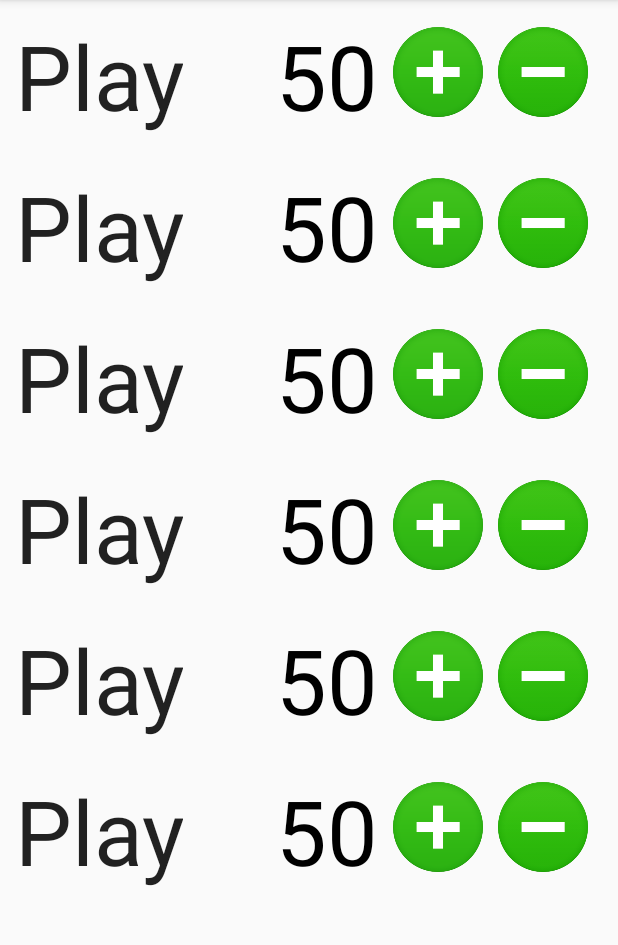
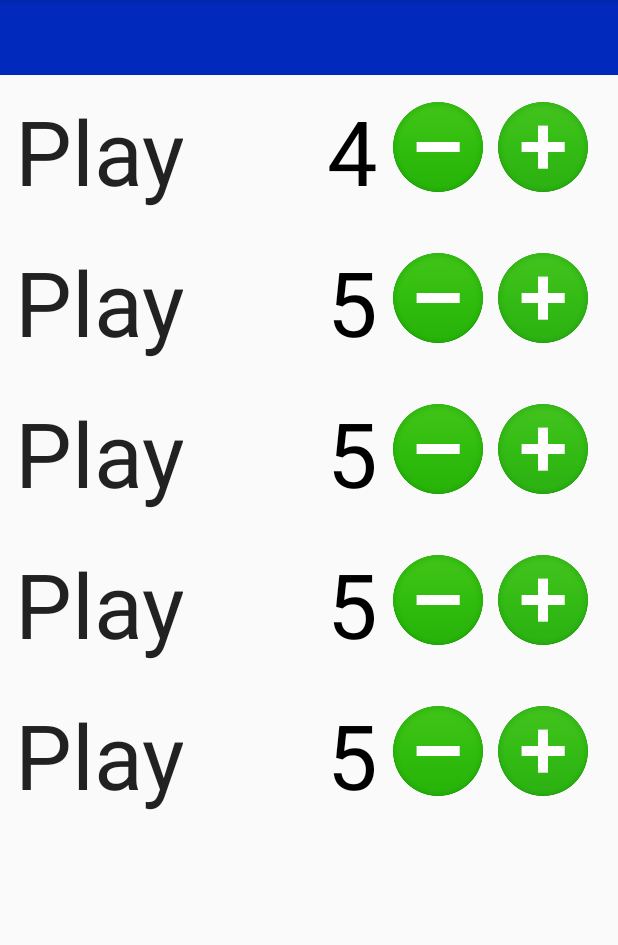
Before and after one commit to rdosser/SkorBoye, an Android app: the screen it shows after launch (MainActivity), after a tap on an icon or button, on a phone screen of 412 x 824 dp, the part 84-1029 px from its top. Run offline under Robolectric (Android 15) with nearby library versions, the phone set to English and light mode, and no system bars; 1 other tap on this screen came first.

Commit message:
Breaking play view into fragment. Adding PlayerScore model. Adding sound effects.

```diff
--- a/app/src/main/java/com/ralphdosser/skorboye/MainActivity.java
+++ b/app/src/main/java/com/ralphdosser/skorboye/MainActivity.java
@@ -1,52 +1,36 @@
 package com.ralphdosser.skorboye;
 
 import android.os.Bundle;
+import android.support.v4.app.Fragment;
+import android.support.v4.app.FragmentTransaction;
 import android.support.v7.app.AppCompatActivity;
-import android.support.v7.widget.LinearLayoutManager;
-import android.support.v7.widget.RecyclerView;
-
-import com.ralphdosser.skorboye.adapters.RowViewAdapter;
-
-import java.util.ArrayList;
-import java.util.List;
 
 public class MainActivity extends AppCompatActivity {
 
     public static final String TAG = "MainActivity";
-
-    private RecyclerView recyclerView;
-    private RecyclerView.Adapter mAdapter;
-    private RecyclerView.LayoutManager layoutManager;
 
     @Override
     protected void onCreate(Bundle savedInstanceState) {
         super.onCreate(savedInstanceState);
         setContentView(R.layout.activity_main);
 
+        PlayFragment playFragment = new PlayFragment();
+        showFragment(playFragment, false);
 
         // TODO - add a hamburger menu
         // - new game
         // - save game
 
-        // TODO - move current game viewer into a fragment
+    }
 
-        // TODO - Allow add/remove of players
+    private void showFragment(Fragment fragment, boolean addToBackStack) {
+        FragmentTransaction transaction = getSupportFragmentManager()
+                .beginTransaction()
+                .replace(R.id.content_container, fragment);
+        if (addToBackStack) {
+            transaction.addToBackStack(fragment.getClass().getSimpleName());
+        }
+        transaction.commit();
+    }
 
-        // TODO - allow tracking of current player (tint background)
-
-        recyclerView = findViewById(R.id.recyclerview);
-        layoutManager = new LinearLayoutManager(this);
-        recyclerView.setLayoutManager(layoutManager);
-
-        List<String> playerNames = new ArrayList<>();
-        playerNames.add("Player 1");
-        playerNames.add("Player 2");
-        playerNames.add("Player 3");
-        playerNames.add("Player 4");
-        playerNames.add("Player 5");
-        playerNames.add("Player 6");
-
-        mAdapter = new RowViewAdapter(playerNames);
-        recyclerView.setAdapter(mAdapter);
-    }
 }
--- /dev/null
+++ b/app/src/main/java/com/ralphdosser/skorboye/PlayFragment.java
@@ -0,0 +1,57 @@
+package com.ralphdosser.skorboye;
+
+import android.os.Bundle;
+import android.support.annotation.NonNull;
+import android.support.annotation.Nullable;
+import android.support.v4.app.Fragment;
+import android.support.v7.widget.LinearLayoutManager;
+import android.support.v7.widget.RecyclerView;
+import android.view.LayoutInflater;
+import android.view.View;
+import android.view.ViewGroup;
+
+import com.ralphdosser.skorboye.adapters.RowViewAdapter;
+import com.ralphdosser.skorboye.models.PlayerScore;
+
+import java.util.ArrayList;
+import java.util.List;
+
+public class PlayFragment extends Fragment {
+
+    public static final String TAG = "PlayFragment";
+    public static final int DEFAULT_SCORE = 5;
+
+    private RecyclerView recyclerView;
+    private RecyclerView.Adapter mAdapter;
+    private RecyclerView.LayoutManager layoutManager;
+
+    @Override
+    public void onCreate(@Nullable Bundle savedInstanceState) {
+        super.onCreate(savedInstanceState);
+    }
+
+    @Nullable
+    @Override
+    public View onCreateView(@NonNull LayoutInflater inflater, @Nullable ViewGroup container,
+            @Nullable Bundle savedInstanceState) {
+        View view = inflater.inflate(R.layout.fragment_play, container, false);
+
+        recyclerView = view.findViewById(R.id.recyclerview);
+        layoutManager = new LinearLayoutManager(getContext());
+        recyclerView.setLayoutManager(layoutManager);
+
+        List<PlayerScore> playerScores = new ArrayList<>();
+        playerScores.add(new PlayerScore("Player 1", DEFAULT_SCORE));
+        playerScores.add(new PlayerScore("Player 2", DEFAULT_SCORE));
+        playerScores.add(new PlayerScore("Player 3", DEFAULT_SCORE));
+        playerScores.add(new PlayerScore("Player 4", DEFAULT_SCORE));
+        playerScores.add(new PlayerScore("Player 5", DEFAULT_SCORE));
+
+        mAdapter = new RowViewAdapter(playerScores);
+        recyclerView.setAdapter(mAdapter);
+
+        // TODO - Allow add/remove of players
+
+        return view;
+    }
+}
--- a/app/src/main/java/com/ralphdosser/skorboye/adapters/RowViewAdapter.java
+++ b/app/src/main/java/com/ralphdosser/skorboye/adapters/RowViewAdapter.java
@@ -1,5 +1,7 @@
 package com.ralphdosser.skorboye.adapters;
 
+import android.content.Context;
+import android.media.MediaPlayer;
 import android.support.constraint.ConstraintLayout;
 import android.support.v7.widget.RecyclerView;
 import android.view.LayoutInflater;
@@ -10,26 +12,34 @@ import android.widget.ImageButton;
 import android.widget.TextView;
 
 import com.ralphdosser.skorboye.R;
+import com.ralphdosser.skorboye.models.PlayerScore;
 
 import java.util.List;
 
 public class RowViewAdapter extends RecyclerView.Adapter<RowViewAdapter.RowViewHolder> {
 
-    private List<String> playerNames;
+    private List<PlayerScore> playerScores;
 
     // Provide a reference to the views for each data item
     // Complex data items may need more than one view per item, and
     // you provide access to all the views for a data item in a view holder
     static class RowViewHolder extends RecyclerView.ViewHolder {
+        PlayerScore playerScore;
         View itemView;
         EditText nameTextView;
         TextView scoreTextView;
         ImageButton plusButton;
         ImageButton minusButton;
+        ConstraintLayout parentLayout;
+        Context context;
+        int deadColorResource;
+        int aliveColorResource;
 
-        int currentScore;
+        private MediaPlayer mediaPlayerClickMinus;
+        private MediaPlayer mediaPlayerClickPlus;
+        private MediaPlayer mediaPlayerFail;
 
-        RowViewHolder(View itemView) {
+        RowViewHolder(View itemView, Context context) {
             super(itemView);
             this.itemView = itemView;
 
@@ -37,47 +47,63 @@ public class RowViewAdapter extends RecyclerView.Adapter<RowViewAdapter.RowViewH
             scoreTextView = itemView.findViewById(R.id.score_textview);
             plusButton = itemView.findViewById(R.id.score_plus_button);
             minusButton = itemView.findViewById(R.id.score_minus_button);
+            parentLayout = itemView.findViewById(R.id.parent_layout);
+
+            this.context = context;
+
+            mediaPlayerClickMinus = MediaPlayer.create(context, R.raw.click_minus);
+            mediaPlayerClickPlus = MediaPlayer.create(context, R.raw.click_plus);
+            mediaPlayerFail = MediaPlayer.create(context, R.raw.sad_trumpet);
+
+            deadColorResource = context.getColor(R.color.transparentBlack);
+            aliveColorResource = context.getColor(R.color.white);
+
         }
     }
 
     // Provide a suitable constructor (depends on the kind of dataset)
-    public RowViewAdapter(List<String> playerNames) {
-        this.playerNames = playerNames;
-    }
-
-    // Provide a suitable constructor (depends on the kind of dataset)
-    public RowViewAdapter() {
+    public RowViewAdapter(List<PlayerScore> playerScores) {
+        this.playerScores = playerScores;
     }
 
     // Create new views (invoked by the layout manager)
     @Override
     public RowViewHolder onCreateViewHolder(ViewGroup parent, int viewType) {
         ConstraintLayout constraintLayout = (ConstraintLayout) LayoutInflater.from(parent.getContext()).inflate(R.layout.adapter_view_row, parent, false);
-        RowViewHolder vh = new RowViewHolder(constraintLayout);
-        return vh;
+        RowViewHolder rowViewHolder = new RowViewHolder(constraintLayout, parent.getContext());
+        return rowViewHolder;
     }
 
     // Replace the contents of a view (invoked by the layout manager)
     @Override
     public void onBindViewHolder(final RowViewHolder holder, int position) {
-        holder.nameTextView.setText(playerNames.get(position));
-        holder.currentScore = 50;
-        holder.scoreTextView.setText(String.valueOf(holder.currentScore));
+        holder.playerScore = playerScores.get(position);
+        holder.nameTextView.setText(holder.playerScore.getName());
+        holder.scoreTextView.setText(String.valueOf(holder.playerScore.getScore()));
 
         holder.plusButton.setOnClickListener(new View.OnClickListener() {
             @Override
             public void onClick(View view) {
-                holder.currentScore++;
-                holder.scoreTextView.setText(String.valueOf(holder.currentScore));
+                if (holder.playerScore.getScore() == 0) {
+                    holder.parentLayout.setBackgroundColor(holder.aliveColorResource);
+                }
+                holder.mediaPlayerClickPlus.start();
+                holder.playerScore.setScore(holder.playerScore.getScore() + 1);
+                holder.scoreTextView.setText(String.valueOf(holder.playerScore.getScore()));
             }
         });
 
         holder.minusButton.setOnClickListener(new View.OnClickListener() {
             @Override
             public void onClick(View view) {
-                if (holder.currentScore > 0) {
-                    holder.currentScore--;
-                    holder.scoreTextView.setText(String.valueOf(holder.currentScore));
+                if (holder.playerScore.getScore() > 0) {
+                    holder.mediaPlayerClickMinus.start();
+                    holder.playerScore.setScore(holder.playerScore.getScore() - 1);
+                    holder.scoreTextView.setText(String.valueOf(holder.playerScore.getScore()));
+                    if (holder.playerScore.getScore() == 0) {
+                        holder.mediaPlayerFail.start();
+                        holder.parentLayout.setBackgroundColor(holder.deadColorResource);
+                    }
                 }
             }
         });
@@ -86,6 +112,6 @@ public class RowViewAdapter extends RecyclerView.Adapter<RowViewAdapter.RowViewH
     // Return the size of your dataset (invoked by the layout manager)
     @Override
     public int getItemCount() {
-        return playerNames.size();
+        return playerScores.size();
     }
 }
--- /dev/null
+++ b/app/src/main/java/com/ralphdosser/skorboye/models/PlayerScore.java
@@ -0,0 +1,29 @@
+package com.ralphdosser.skorboye.models;
+
+public class PlayerScore {
+
+    private String name;
+
+    private int Score;
+
+    public PlayerScore(String name, int score) {
+        this.name = name;
+        Score = score;
+    }
+
+    public String getName() {
+        return name;
+    }
+
+    public void setName(String name) {
+        this.name = name;
+    }
+
+    public int getScore() {
+        return Score;
+    }
+
+    public void setScore(int score) {
+        Score = score;
+    }
+}
--- a/app/src/main/res/layout/activity_main.xml
+++ b/app/src/main/res/layout/activity_main.xml
@@ -7,20 +7,22 @@
     android:layout_width="match_parent"
     android:layout_height="match_parent">
 
-    <!--<com.ralphdosser.skorboye.views.RowView-->
-        <!--android:id="@+id/rowview"-->
-        <!--android:layout_width="match_parent"-->
-        <!--android:layout_height="wrap_content"-->
-        <!--android:padding="20dp"-->
-        <!--app:layout_constraintTop_toTopOf="parent"-->
-    <!--/>-->
+    <android.support.v7.widget.Toolbar
+        android:id="@+id/toolbar"
+        android:layout_width="0dp"
+        android:layout_height="50dp"
+        android:background="@color/colorPrimary"
+        app:layout_constraintEnd_toEndOf="parent"
+        app:layout_constraintStart_toStartOf="parent"
+        app:layout_constraintTop_toTopOf="parent" />
 
-    <android.support.v7.widget.RecyclerView
-        android:id="@+id/recyclerview"
-        android:scrollbars="vertical"
-        android:layout_width="match_parent"
-        android:layout_height="wrap_content"
-        app:layout_constraintTop_toTopOf="parent"/>
-
+    <FrameLayout
+        android:id="@+id/content_container"
+        android:layout_width="0dp"
+        android:layout_height="0dp"
+        app:layout_constraintBottom_toBottomOf="parent"
+        app:layout_constraintEnd_toEndOf="parent"
+        app:layout_constraintStart_toStartOf="parent"
+        app:layout_constraintTop_toBottomOf="@+id/toolbar" />
 
 </android.support.constraint.ConstraintLayout>
--- a/app/src/main/res/layout/adapter_view_row.xml
+++ b/app/src/main/res/layout/adapter_view_row.xml
@@ -3,9 +3,20 @@
     xmlns:android="http://schemas.android.com/apk/res/android"
     xmlns:app="http://schemas.android.com/apk/res-auto"
     xmlns:tools="http://schemas.android.com/tools"
+    android:id="@+id/parent_layout"
     android:layout_height="wrap_content"
     android:layout_width="match_parent"
     android:padding="10dp">
+
+    <!-- Dummy item to prevent name_textview from receiving focus -->
+    <LinearLayout
+        android:focusable="true"
+        android:focusableInTouchMode="true"
+        android:layout_width="0px"
+        android:layout_height="0px"
+        app:layout_constraintTop_toTopOf="parent"
+        app:layout_constraintStart_toStartOf="parent"
+    />
 
     <EditText
         android:id="@+id/name_textview"
@@ -31,13 +42,23 @@
         android:gravity="end"
         android:textSize="@dimen/score_text_size"
         android:textColor="@color/black"
-        app:layout_constraintEnd_toStartOf="@+id/score_plus_button"
+        app:layout_constraintEnd_toStartOf="@+id/score_minus_button"
         app:layout_constraintTop_toTopOf="parent"
     />
 
     <ImageButton
+        android:id="@+id/score_minus_button"
+        app:layout_constraintEnd_toStartOf="@+id/score_plus_button"
+        app:layout_constraintTop_toTopOf="parent"
+        android:layout_width="@dimen/score_button_size"
+        android:layout_height="@dimen/score_button_size"
+        android:layout_marginEnd="@dimen/score_end_margin"
+        android:layout_marginTop="@dimen/score_top_margin"
+        android:background="@drawable/minus_icon"/>
+
+    <ImageButton
         android:id="@+id/score_plus_button"
-        app:layout_constraintEnd_toStartOf="@+id/score_minus_button"
+        app:layout_constraintEnd_toEndOf="parent"
         app:layout_constraintTop_toTopOf="parent"
         android:layout_width="@dimen/score_button_size"
         android:layout_height="@dimen/score_button_size"
@@ -45,14 +66,4 @@
         android:layout_marginTop="@dimen/score_top_margin"
         android:background="@drawable/plus_icon"/>
 
-    <ImageButton
-        android:id="@+id/score_minus_button"
-        app:layout_constraintEnd_toEndOf="parent"
-        app:layout_constraintTop_toTopOf="parent"
-        android:layout_width="@dimen/score_button_size"
-        android:layout_height="@dimen/score_button_size"
-        android:layout_marginEnd="@dimen/score_end_margin"
-        android:layout_marginTop="@dimen/score_top_margin"
-        android:background="@drawable/minus_icon"/>
-
 </android.support.constraint.ConstraintLayout>
--- /dev/null
+++ b/app/src/main/res/layout/fragment_play.xml
@@ -0,0 +1,18 @@
+<?xml version="1.0" encoding="utf-8"?>
+<android.support.constraint.ConstraintLayout
+    xmlns:android="http://schemas.android.com/apk/res/android"
+    xmlns:app="http://schemas.android.com/apk/res-auto"
+    xmlns:tools="http://schemas.android.com/tools"
+    tools:context=".MainActivity"
+    android:layout_width="match_parent"
+    android:layout_height="match_parent">
+
+    <android.support.v7.widget.RecyclerView
+        android:id="@+id/recyclerview"
+        android:scrollbars="vertical"
+        android:layout_width="match_parent"
+        android:layout_height="wrap_content"
+        app:layout_constraintTop_toTopOf="parent"
+        app:layout_constraintStart_toStartOf="parent"/>
+
+</android.support.constraint.ConstraintLayout>
--- a/app/src/main/res/values/colors.xml
+++ b/app/src/main/res/values/colors.xml
@@ -5,6 +5,7 @@
     <color name="colorAccent">#D81B1B</color>
 
     <color name="black">#000000</color>
-
+    <color name="white">#FFFFFF</color>
+    <color name="transparentBlack">#55000000</color>
 
 </resources>
```
Also changed, not shown: app/build.gradle (+13 -4 lines), app/src/main/java/com/ralphdosser/skorboye/views/RowView.java (deleted, +0 -49 lines), app/src/main/res/layout/view_row.xml (deleted, +0 -52 lines), 3 other files.
